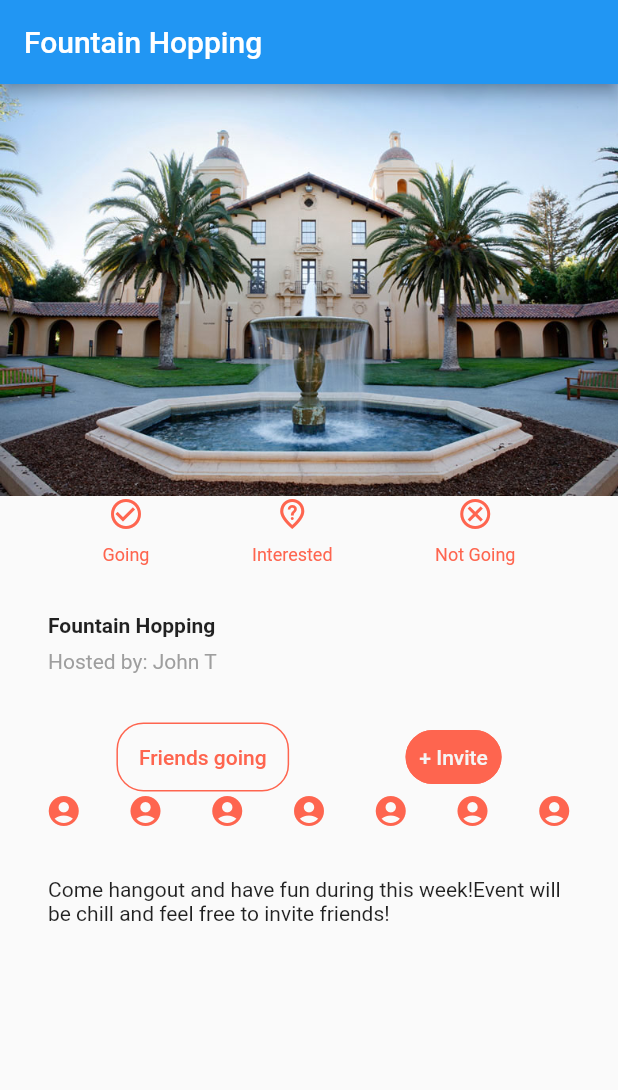
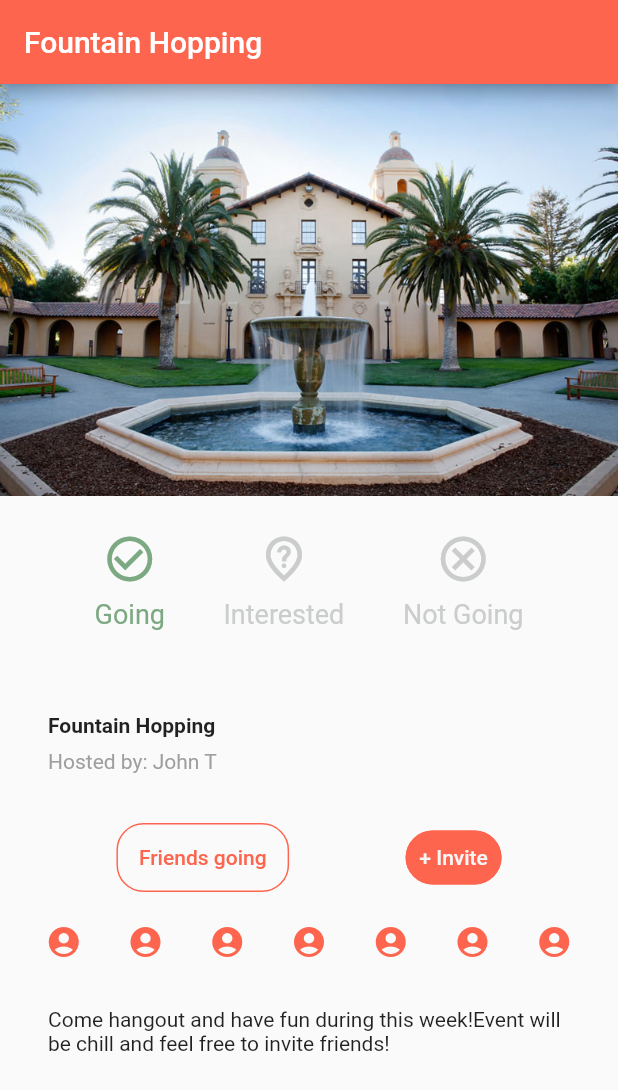
Before and after one commit to alee8599/circles, a Flutter app: the YourEvents screen opened directly, after a tap on "event 1", on a phone screen of 412 x 824 dp. Shown: the top 1090 px of the screen. Run offline on Flutter 3.47's test engine with Material 2 defaults, Android fonts, the light colour scheme and no system bars; our stand-ins replace firebase_auth, firebase_core, fluttertoast, google_maps_flutter; accounts and stored records are empty.

Commit message:
reformat events screen, still need to change color on click

```diff
--- a/lib/screens/event_screen.dart
+++ b/lib/screens/event_screen.dart
@@ -12,12 +12,13 @@ class _EventPage extends State<EventPage> {
     Color color = Theme.of(context).primaryColor;
 
     Widget ResponseSection = Container(
+      padding: EdgeInsets.all(24),
       child: Row(
         mainAxisAlignment: MainAxisAlignment.spaceEvenly,
         children: [
-          _buildButtonColumn(color, Icons.check_circle_outline, 'Going'),
-          _buildButtonColumn(color, Icons.not_listed_location_outlined, 'Interested'),
-          _buildButtonColumn(color, Icons.cancel_outlined, 'Not Going'),
+          _buildButtonColumn(Green, Icons.check_circle_outline, 'Going'),
+          _buildButtonColumn(Grey, Icons.not_listed_location_outlined, 'Interested'),
+          _buildButtonColumn(Grey, Icons.cancel_outlined, 'Not Going'),
         ],
       ),
     );
@@ -90,6 +91,7 @@ class _EventPage extends State<EventPage> {
           )
         ],
       ),
+      padding: const EdgeInsets.only(bottom: 20),
     );
 
     Widget AccountSection = Container(
@@ -117,10 +119,11 @@ class _EventPage extends State<EventPage> {
     );
 
     return MaterialApp(
-      //title: 'Welcome to Flutter',
+      //title: 'Welcome to Flutter',s
       home: Scaffold(
         appBar: AppBar(
           title: Text('Fountain Hopping'),
+          backgroundColor: RedOrange,
         ),
         body: Column(
           children: [
@@ -142,13 +145,13 @@ class _EventPage extends State<EventPage> {
       mainAxisSize: MainAxisSize.min,
       mainAxisAlignment: MainAxisAlignment.center,
       children: [
-        Icon(icon, color: color),
+        Icon(icon, color: color, size:36),
         Container(
           margin: const EdgeInsets.only(top: 8),
           child: Text(
             label,
             style: TextStyle(
-              fontSize: 12,
+              fontSize: 18,
               fontWeight: FontWeight.w400,
               color: color,
             ),
```
